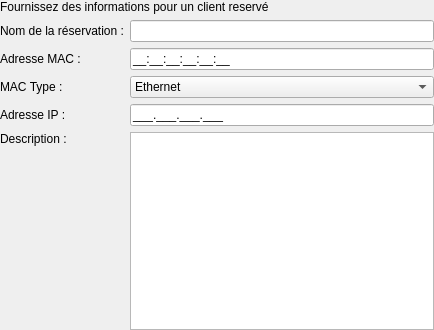
Before: the Qt Designer form src/reservationeditor.ui in moonpyk/dyprosium, drawn with Qt 5.
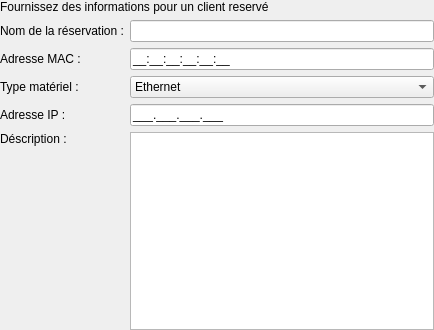
After: the same form once the commit is applied.

```diff
--- a/src/reservationeditor.ui
+++ b/src/reservationeditor.ui
@@ -64,7 +64,7 @@
      <item row="2" column="0" colspan="2" >
       <widget class="QLabel" name="label_6" >
        <property name="text" >
-        <string>MAC Type :</string>
+        <string>Type matériel :</string>
        </property>
       </widget>
      </item>
@@ -104,7 +104,7 @@
      <item row="4" column="0" colspan="2" >
       <widget class="QLabel" name="label_5" >
        <property name="text" >
-        <string>Description :</string>
+        <string>Déscription :</string>
        </property>
       </widget>
      </item>
```
